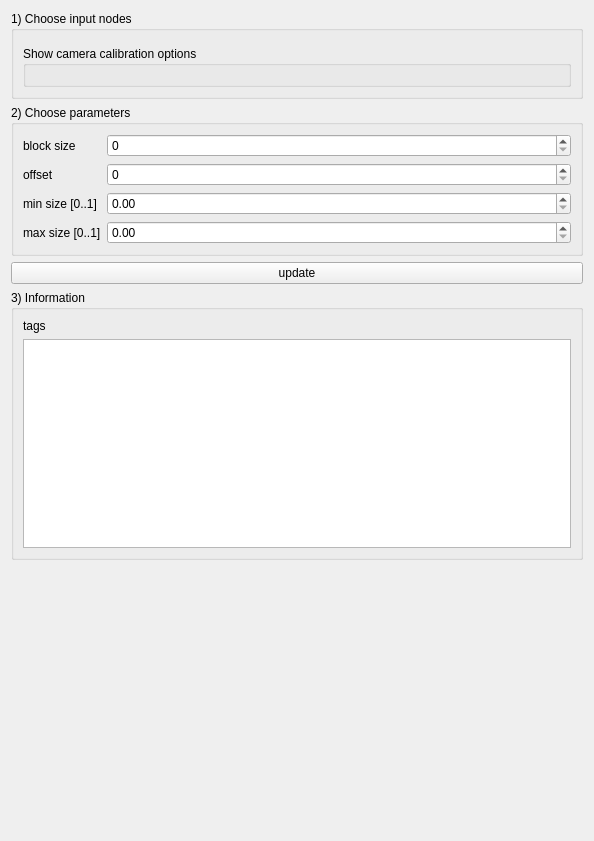
Old version of the form Code/Gui/MITK/Plugins/uk.ac.ucl.cmic.igitagtracker/src/internal/TagTrackerViewControls.ui in the repository NifTK/NifTK.
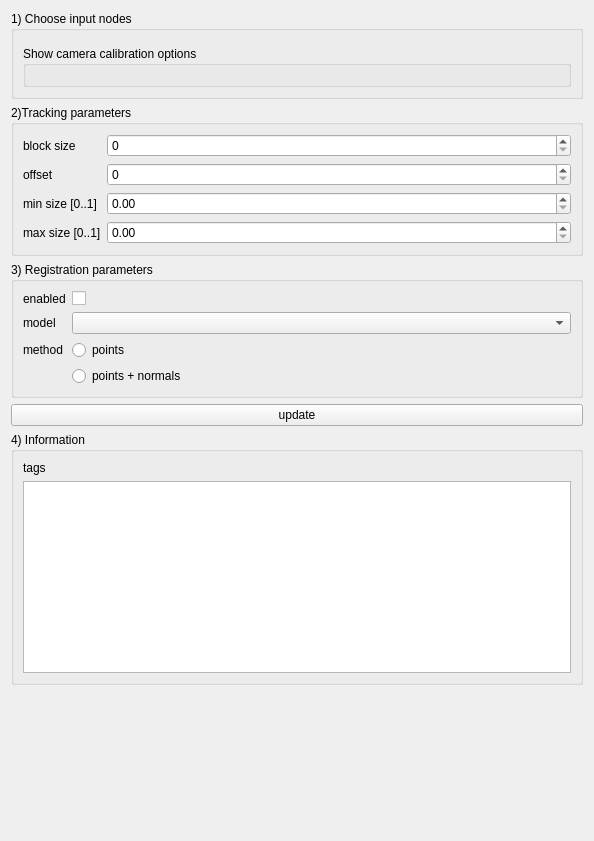
New version of the form. Custom widgets are drawn as their Qt base class.

Commit message: Bug #2608: Added GUI items for registering to a point set

Diff of the .ui file:
```diff
--- a/Code/Gui/MITK/Plugins/uk.ac.ucl.cmic.igitagtracker/src/internal/TagTrackerViewControls.ui
+++ b/Code/Gui/MITK/Plugins/uk.ac.ucl.cmic.igitagtracker/src/internal/TagTrackerViewControls.ui
@@ -13,7 +13,7 @@
   <property name="windowTitle">
    <string>Form</string>
   </property>
-  <layout class="QHBoxLayout" name="horizontalLayout_4">
+  <layout class="QHBoxLayout" name="horizontalLayout_5">
    <item>
     <layout class="QVBoxLayout" name="verticalLayout_4">
      <item>
@@ -47,9 +47,9 @@
      <item>
       <widget class="ctkCollapsibleGroupBox" name="groupBox_4">
        <property name="title">
-        <string>2) Choose parameters</string>
+        <string>2)Tracking parameters</string>
        </property>
-       <layout class="QHBoxLayout" name="horizontalLayout_3">
+       <layout class="QHBoxLayout" name="horizontalLayout_4">
         <item>
          <layout class="QFormLayout" name="formLayout">
           <item row="0" column="0">
@@ -97,6 +97,64 @@
        </layout>
       </widget>
      </item>
+     <item>
+      <widget class="ctkCollapsibleGroupBox" name="m_RegistrationGroupBox">
+       <property name="title">
+        <string>3) Registration parameters</string>
+       </property>
+       <layout class="QHBoxLayout" name="horizontalLayout_3">
+        <item>
+         <layout class="QFormLayout" name="formLayout_2">
+          <item row="0" column="0">
+           <widget class="QLabel" name="m_RegistrationEnabledLabel">
+            <property name="text">
+             <string>enabled</string>
+            </property>
+           </widget>
+          </item>
+          <item row="0" column="1">
+           <widget class="QCheckBox" name="m_RegistrationEnabledCheckbox">
+            <property name="text">
+             <string/>
+            </property>
+           </widget>
+          </item>
+          <item row="1" column="0">
+           <widget class="QLabel" name="m_RegistrationModelLabel">
+            <property name="text">
+             <string>model</string>
+            </property>
+           </widget>
+          </item>
+          <item row="1" column="1">
+           <widget class="QmitkDataStorageComboBox" name="m_RegistrationModelComboBox"/>
+          </item>
+          <item row="2" column="0">
+           <widget class="QLabel" name="m_RegistrationMethodLabel">
+            <property name="text">
+             <string>method</string>
+            </property>
+           </widget>
+          </item>
+          <item row="2" column="1">
+           <widget class="QRadioButton" name="m_RegistrationMethodPointsRadio">
+            <property name="text">
+             <string>points</string>
+            </property>
+           </widget>
+          </item>
+          <item row="3" column="1">
+           <widget class="QRadioButton" name="m_RegistrationMethodPointsNormalsRadio">
+            <property name="text">
+             <string>points + normals</string>
+            </property>
+           </widget>
+          </item>
+         </layout>
+        </item>
+       </layout>
+      </widget>
+     </item>
      <item>
       <widget class="QPushButton" name="m_UpdateButton">
        <property name="text">
@@ -107,7 +165,7 @@
      <item>
       <widget class="ctkCollapsibleGroupBox" name="groupBox_2">
        <property name="title">
-        <string>3) Information</string>
+        <string>4) Information</string>
        </property>
        <layout class="QHBoxLayout" name="horizontalLayout">
         <item>
@@ -169,6 +227,11 @@
    <header>QmitkStereoImageAndCameraSelectionWidget.h</header>
    <container>1</container>
   </customwidget>
+  <customwidget>
+   <class>QmitkDataStorageComboBox</class>
+   <extends>QComboBox</extends>
+   <header>QmitkDataStorageComboBox.h</header>
+  </customwidget>
  </customwidgets>
  <resources/>
  <connections/>
```
Left out of the diff: 9 changed lines with no effect on the pictures. The commit also changes 2 other files.
